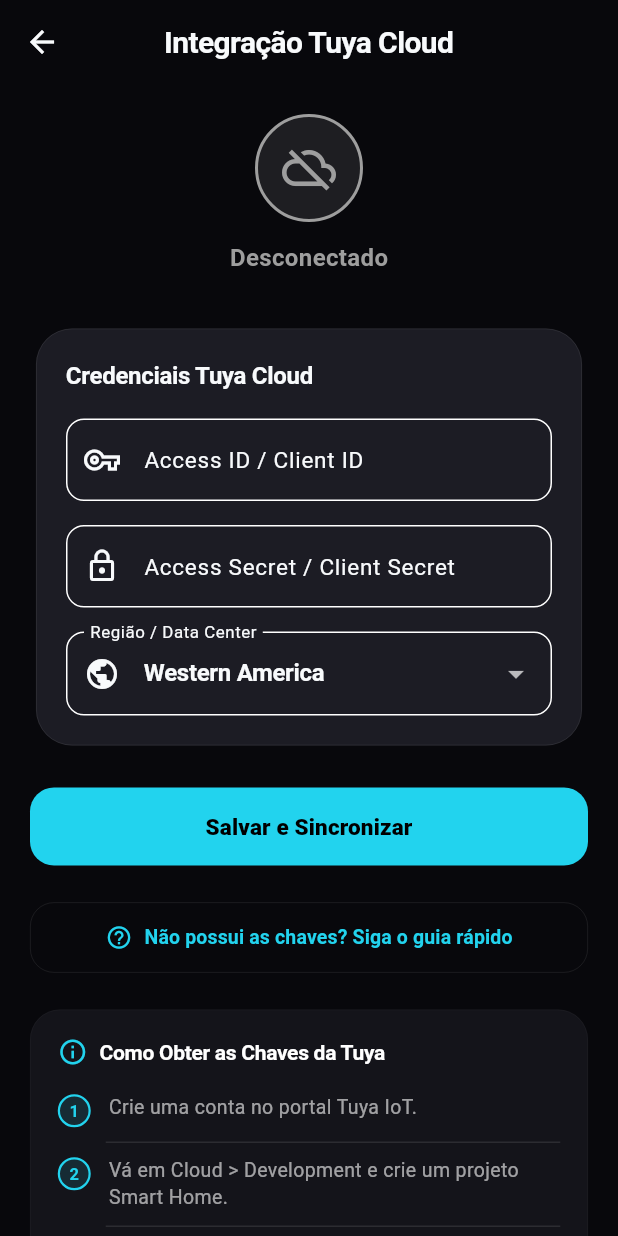
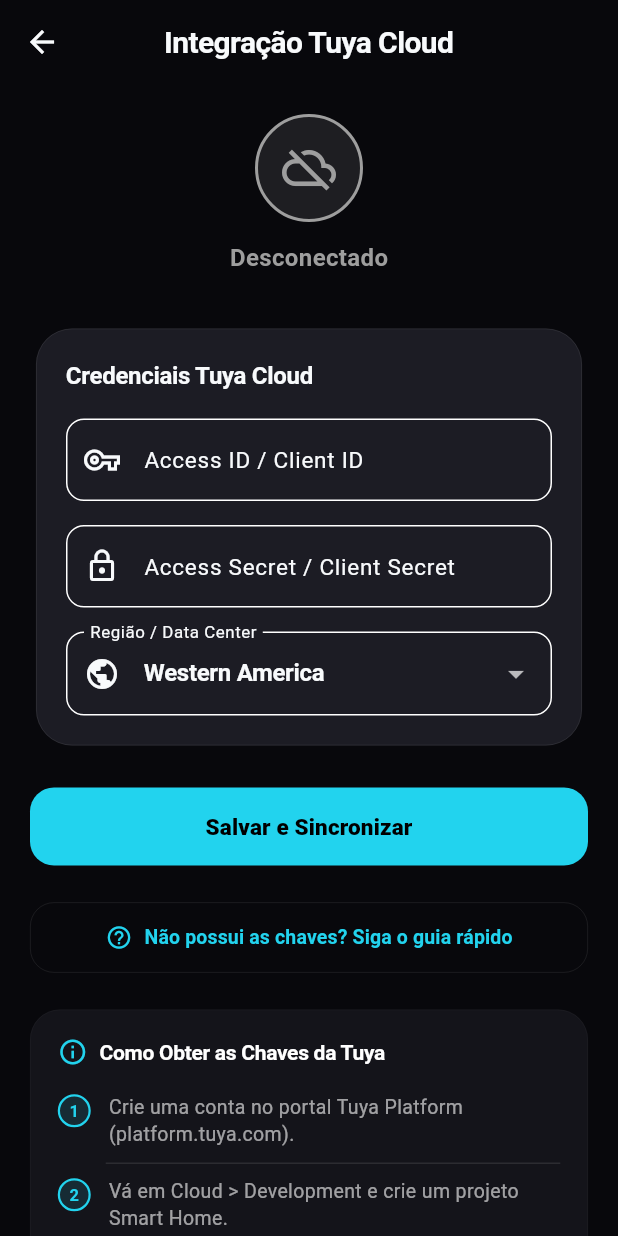
Before and after one commit to ragmarotta/open-home-client, a Flutter app: the TuyaIntegrationScreen screen opened directly, on a phone screen of 412 x 824 dp. Run offline on Flutter 3.47's test engine with Material 3 defaults, Android fonts, the phone set to English and light mode, and no system bars; our stand-ins replace equatable, flutter_bloc.

Commit message:
UX: Update Tuya developer portal link to platform.tuya.com and guide instructions

```diff
--- a/lib/presentation/screens/tuya_integration_screen.dart
+++ b/lib/presentation/screens/tuya_integration_screen.dart
@@ -50,9 +50,9 @@
     }
   }
 
-  /// Abre o portal Tuya IoT no navegador do dispositivo de forma segura.
+  /// Abre o portal Tuya Platform no navegador do dispositivo de forma segura.
   Future<void> _launchTuyaIotPortal() async {
-    final Uri url = Uri.parse('https://iot.tuya.com/');
+    final Uri url = Uri.parse('https://platform.tuya.com/');
     try {
       if (!await launchUrl(url, mode: LaunchMode.externalApplication)) {
         throw Exception('Could not launch $url');
@@ -62,7 +62,7 @@
       if (mounted) {
         ScaffoldMessenger.of(context).showSnackBar(
           const SnackBar(
-            content: Text('Não foi possível abrir o navegador. Visite https://iot.tuya.com/'),
+            content: Text('Não foi possível abrir o navegador. Visite https://platform.tuya.com/'),
             backgroundColor: AppTheme.warningAmber,
           ),
         );
@@ -356,7 +356,7 @@
             ],
           ),
           const SizedBox(height: 18),
-          _buildInstructionStep('1', 'Crie uma conta no portal Tuya IoT.'),
+          _buildInstructionStep('1', 'Crie uma conta no portal Tuya Platform (platform.tuya.com).'),
           const Divider(color: Colors.white10, height: 20, indent: 32),
           _buildInstructionStep('2', 'Vá em Cloud > Development e crie um projeto Smart Home.'),
           const Divider(color: Colors.white10, height: 20, indent: 32),
```
Also changed, not shown: 1 other file.
